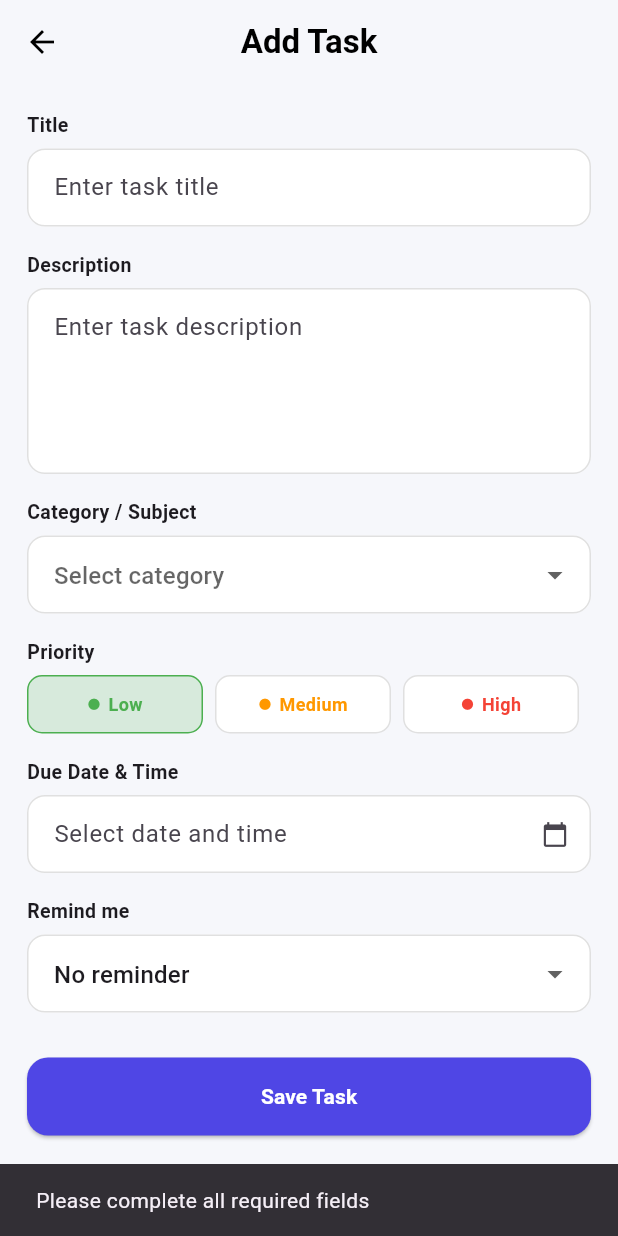
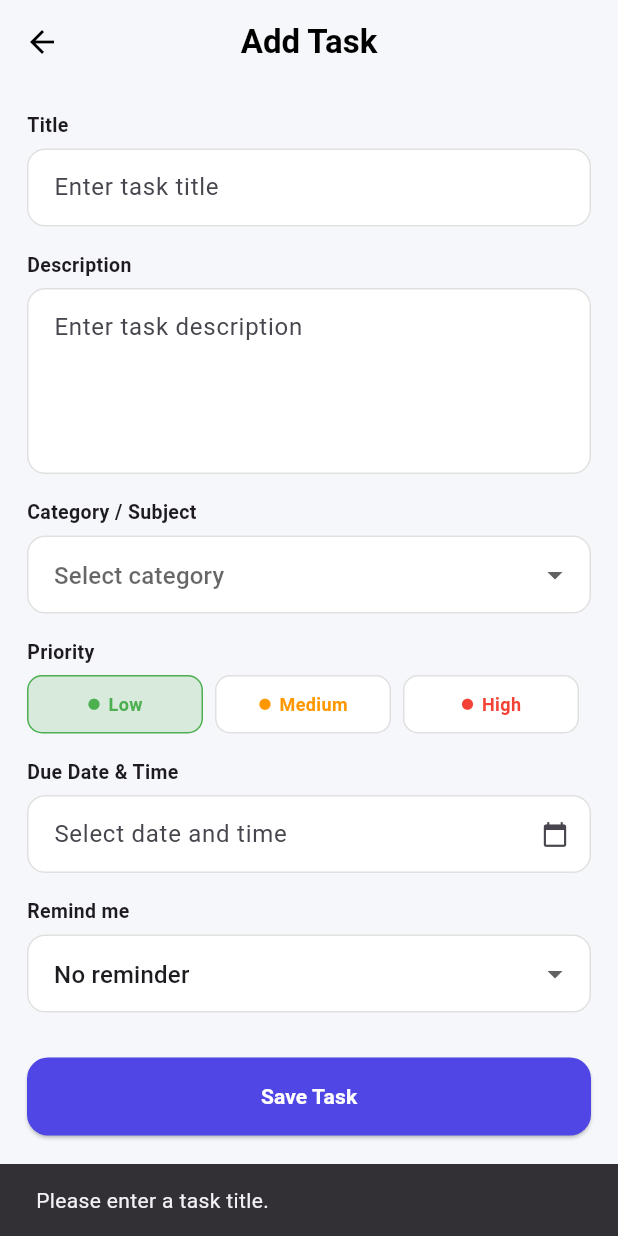
Before and after one commit to roychang04/student_task_manager_app, a Flutter app: the AddTaskScreen screen opened directly, after a tap on "Save Task", on a phone screen of 412 x 824 dp. Run offline on Flutter 3.47's test engine with Material 3 defaults, Android fonts, the phone set to English and light mode, and no system bars; our stand-ins replace cloud_firestore, device_preview, firebase_core, table_calendar; accounts and stored records are empty.

Commit message:
Initial Commit

```diff
--- a/lib/screens/add_task_screen.dart
+++ b/lib/screens/add_task_screen.dart
@@ -78,17 +78,42 @@ class _AddTaskScreenState extends State<AddTaskScreen> {
     // Prevent double-click from running this function twice.
     if (_isSaving) return;
 
-    if (_titleController.text.trim().isEmpty ||
-        selectedCategory == null ||
-        selectedDate == null ||
-        selectedTime == null) {
+    if (_titleController.text.trim().isEmpty) {
   ScaffoldMessenger.of(context).showSnackBar(
     const SnackBar(
-          content: Text('Please complete all required fields'),
+      content: Text('Please enter a task title.'),
     ),
   );
   return;
 }
+
+if (_descriptionController.text.trim().isEmpty) {
+  ScaffoldMessenger.of(context).showSnackBar(
+    const SnackBar(
+      content: Text('Please enter a task description.'),
+    ),
+  );
+  return;
+}
+
+if (selectedCategory == null) {
+  ScaffoldMessenger.of(context).showSnackBar(
+    const SnackBar(
+      content: Text('Please select a category.'),
+    ),
+  );
+  return;
+}
+
+if (selectedDate == null || selectedTime == null) {
+  ScaffoldMessenger.of(context).showSnackBar(
+    const SnackBar(
+      content: Text('Please select a due date and time.'),
+    ),
+  );
+  return;
+}
+
 
     final selectedDateTime = DateTime(
       selectedDate!.year,
```
Lines whose indentation alone changed are shown as unchanged.
